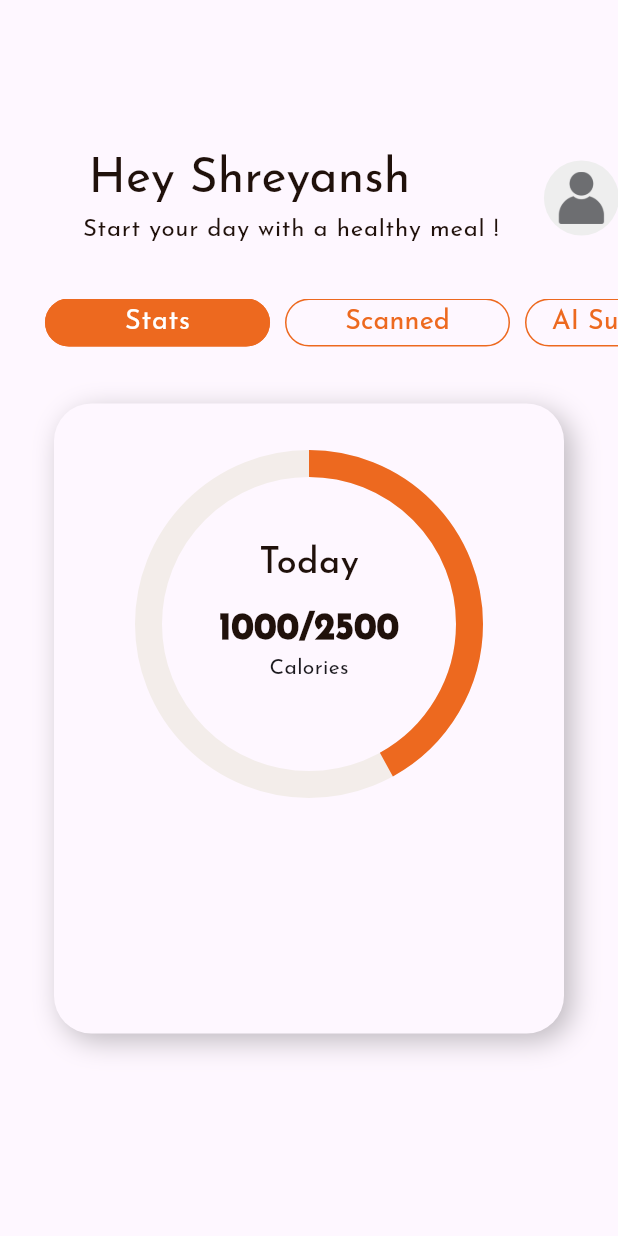
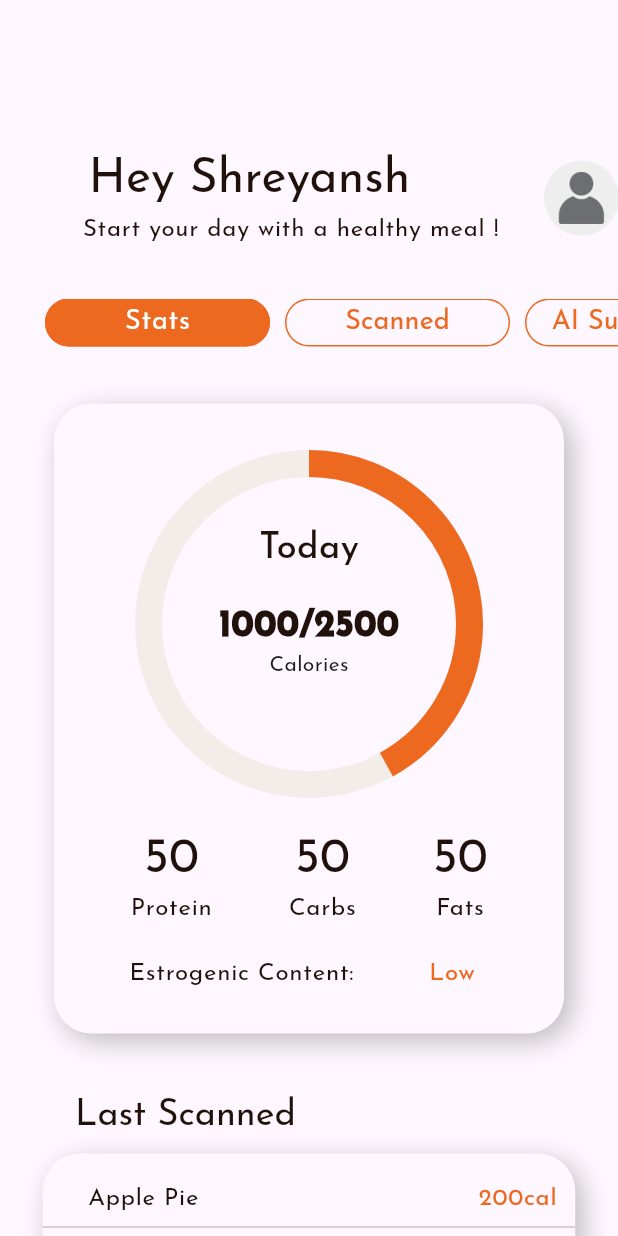
Before and after one commit to Shreyansh-Gangwar/app_web_v1, a Flutter app: the screen it shows after launch, on a phone screen of 412 x 824 dp. Run offline on Flutter 3.47's test engine with Material 3 defaults, Android fonts, the phone set to English and light mode, and no system bars; our stand-ins replace firebase_core, google_fonts; accounts and stored records are empty.

Commit message:
[UI] Completed Home Page, without nav bar (26/3)

```diff
--- a/lib/pages/home_page.dart
+++ b/lib/pages/home_page.dart
@@ -114,7 +114,7 @@ class HomePage extends StatelessWidget {
                   ),
                   Column(
                     children: [
-                      SizedBox(height: 90),
+                      SizedBox(height: 80),
                       Center(
                         child: Text(
                           'Today', //DATE
@@ -125,7 +125,7 @@ class HomePage extends StatelessWidget {
                           ),
                         ),
                       ),
-                      SizedBox(height: 12),
+                      SizedBox(height: 20),
                       Text(
                         '1000/2500', //CALORIES
                         style: Theme.of(context).textTheme.titleLarge!.copyWith(
@@ -134,6 +134,131 @@ class HomePage extends StatelessWidget {
                         ),
                       ),
                       Text('Calories'),
+                      SizedBox(height: 100),
+                      Row(
+                        mainAxisAlignment: MainAxisAlignment.spaceEvenly,
+                        children: [
+                          Column(
+                            children: [
+                              Text(
+                                '50',
+                                style: Theme.of(context).textTheme.titleLarge,
+                              ),
+                              Text(
+                                'Protein',
+                                style: Theme.of(context).textTheme.labelSmall,
+                              ),
+                            ],
+                          ),
+                          Column(
+                            children: [
+                              Text(
+                                '50',
+                                style: Theme.of(context).textTheme.titleLarge,
+                              ),
+                              Text(
+                                'Carbs',
+                                style: Theme.of(context).textTheme.labelSmall,
+                              ),
+                            ],
+                          ),
+                          Column(
+                            children: [
+                              Text(
+                                '50',
+                                style: Theme.of(context).textTheme.titleLarge,
+                              ),
+                              Text(
+                                'Fats',
+                                style: Theme.of(context).textTheme.labelSmall,
+                              ),
+                            ],
+                          ),
+                        ],
+                      ),
+                      SizedBox(height: 20),
+                      Row(
+                        children: [
+                          SizedBox(width: 50),
+                          Text(
+                            "Estrogenic Content:",
+                            style: Theme.of(context).textTheme.labelSmall,
+                          ),
+                          SizedBox(width: 50),
+                          Text(
+                            'Low', //ESTROGENIC CONTENT
+                            style: Theme.of(context).textTheme.labelSmall!
+                                .copyWith(color: AppColor.brand500),
+                          ),
+                        ],
+                      ),
+                    ],
+                  ),
+                ],
+              ),
+            ),
+            SizedBox(height: 40),
+            Padding(
+              padding: const EdgeInsets.only(left: 50.0),
+              child: Row(
+                children: [
+                  Text(
+                    'Last Scanned',
+                    textAlign: TextAlign.left,
+                    style: Theme.of(context).textTheme.titleLarge!.copyWith(
+                      fontSize: 24,
+                      fontWeight: FontWeight.w400,
+                    ),
+                  ),
+                ],
+              ),
+            ),
+            SizedBox(height: 10),
+            AppContainer(
+              height: 95,
+              width: 355,
+              child: Column(
+                children: [
+                  SizedBox(height: 18),
+                  Row(
+                    children: [
+                      SizedBox(width: 30),
+                      Text(
+                        "Apple Pie", //FOOD NAME
+                        style: Theme.of(context).textTheme.labelSmall,
+                      ),
+                      Expanded(
+                        child: Padding(
+                          padding: const EdgeInsets.only(right: 12.0),
+                          child: Text(
+                            textAlign: TextAlign.end,
+                            '200cal', //CALORIES
+                            style: Theme.of(context).textTheme.labelSmall!
+                                .copyWith(color: AppColor.brand500),
+                          ),
+                        ),
+                      ),
+                    ],
+                  ),
+                  Divider(color: Colors.grey[250], thickness: 1),
+                  Row(
+                    children: [
+                      SizedBox(width: 30),
+                      Text(
+                        "Daal Chawal", //FOOD NAME
+                        style: Theme.of(context).textTheme.labelSmall,
+                      ),
+                      Expanded(
+                        child: Padding(
+                          padding: const EdgeInsets.only(right: 12.0),
+                          child: Text(
+                            textAlign: TextAlign.end,
+                            '400cal', //CALORIES
+                            style: Theme.of(context).textTheme.labelSmall!
+                                .copyWith(color: AppColor.brand500),
+                          ),
+                        ),
+                      ),
                     ],
                   ),
                 ],
```
